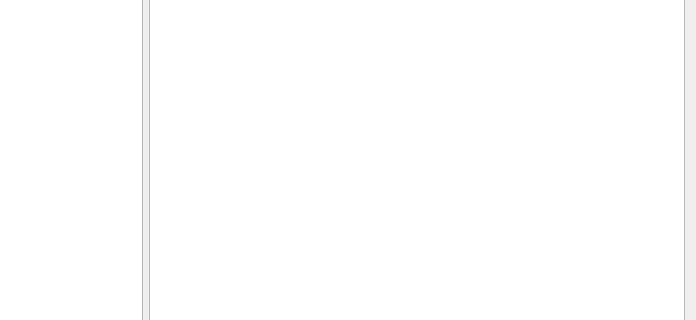
Old version of the form Compare Window/CompareWindow.ui in the repository StanleyStanMarsh/FolderWatcher; both pictures show x 404 to 1100 and y 138 to 458 of the 1100 by 540 pixel window.
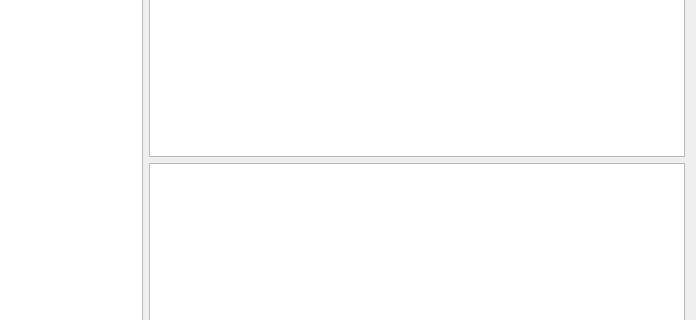
New version of the form.

Commit message: feat: text output of the comparison

```diff
--- a/Compare Window/CompareWindow.ui
+++ b/Compare Window/CompareWindow.ui
@@ -46,6 +46,9 @@
          </property>
         </widget>
        </item>
+       <item>
+        <widget class="QTextBrowser" name="comparison_output"/>
+       </item>
        <item>
         <widget class="QTableView" name="right_table_view"/>
        </item>
```
The commit also changes 2 other files.
